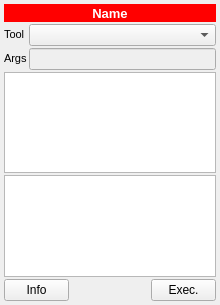
Before: the Qt Designer form spinetoolbox/ui/subwindow_tool.ui in spine-tools/Spine-Toolbox, drawn with Qt 5.
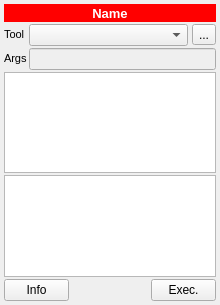
After: the same form once the commit is applied. Icons and pictures are not drawn.

Commit message: Tool Template options button added to Tool item's subwindow

What changed in the file:
```diff
--- a/spinetoolbox/ui/subwindow_tool.ui
+++ b/spinetoolbox/ui/subwindow_tool.ui
@@ -169,6 +169,23 @@
          </property>
         </widget>
        </item>
+       <item>
+        <widget class="QToolButton" name="toolButton_tool_template_options">
+         <property name="toolTip">
+          <string>&lt;html&gt;&lt;head/&gt;&lt;body&gt;&lt;p&gt;Tool template options.&lt;/p&gt;&lt;/body&gt;&lt;/html&gt;</string>
+         </property>
+         <property name="text">
+          <string>...</string>
+         </property>
+         <property name="icon">
+          <iconset resource="resources/resources_icons.qrc">
+           <normaloff>:/icons/tool_options.png</normaloff>:/icons/tool_options.png</iconset>
+         </property>
+         <property name="popupMode">
+          <enum>QToolButton::InstantPopup</enum>
+         </property>
+        </widget>
+       </item>
       </layout>
      </item>
      <item>
```
The commit also changes 12 other files.
